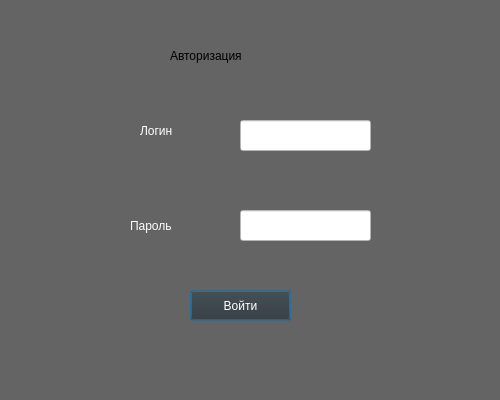
Qt form UI/Login.ui (Tragidra/NauchLab) before a commit.
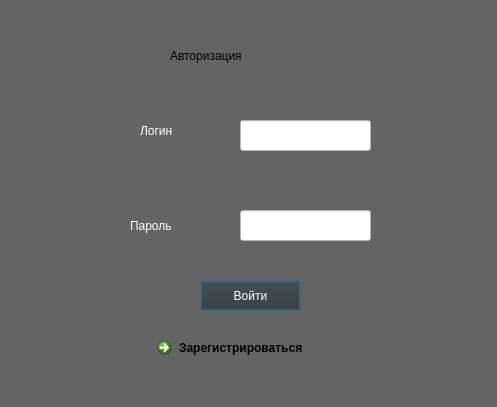
The same form after that commit.

What changed in the file:
```diff
--- a/UI/Login.ui
+++ b/UI/Login.ui
@@ -6,8 +6,8 @@
    <rect>
     <x>0</x>
     <y>0</y>
-    <width>500</width>
-    <height>400</height>
+    <width>497</width>
+    <height>407</height>
    </rect>
   </property>
   <property name="windowTitle">
@@ -85,7 +85,7 @@
     <rect>
      <x>170</x>
      <y>40</y>
-     <width>151</width>
+     <width>191</width>
      <height>31</height>
     </rect>
    </property>
@@ -101,8 +101,8 @@
   <widget class="QPushButton" name="vvod">
    <property name="geometry">
     <rect>
-     <x>190</x>
-     <y>290</y>
+     <x>200</x>
+     <y>280</y>
      <width>101</width>
      <height>31</height>
     </rect>
@@ -116,6 +116,19 @@
     <string>Войти</string>
    </property>
   </widget>
+  <widget class="QCommandLinkButton" name="registr">
+   <property name="geometry">
+    <rect>
+     <x>150</x>
+     <y>330</y>
+     <width>181</width>
+     <height>41</height>
+    </rect>
+   </property>
+   <property name="text">
+    <string>Зарегистрироваться</string>
+   </property>
+  </widget>
  </widget>
  <resources/>
  <connections/>
```
